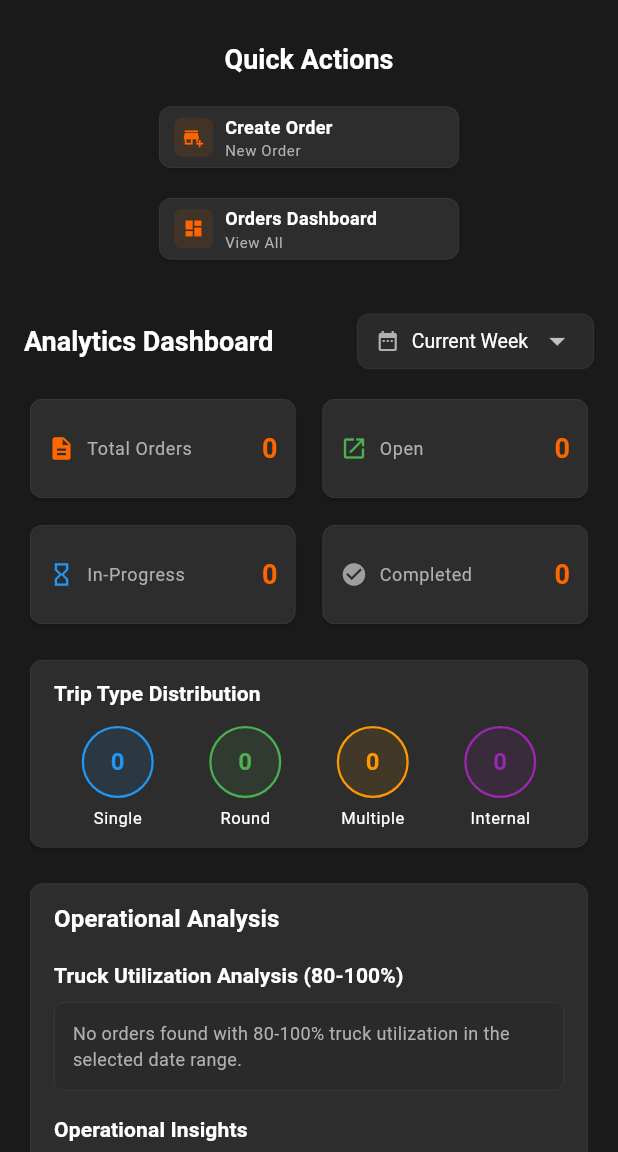
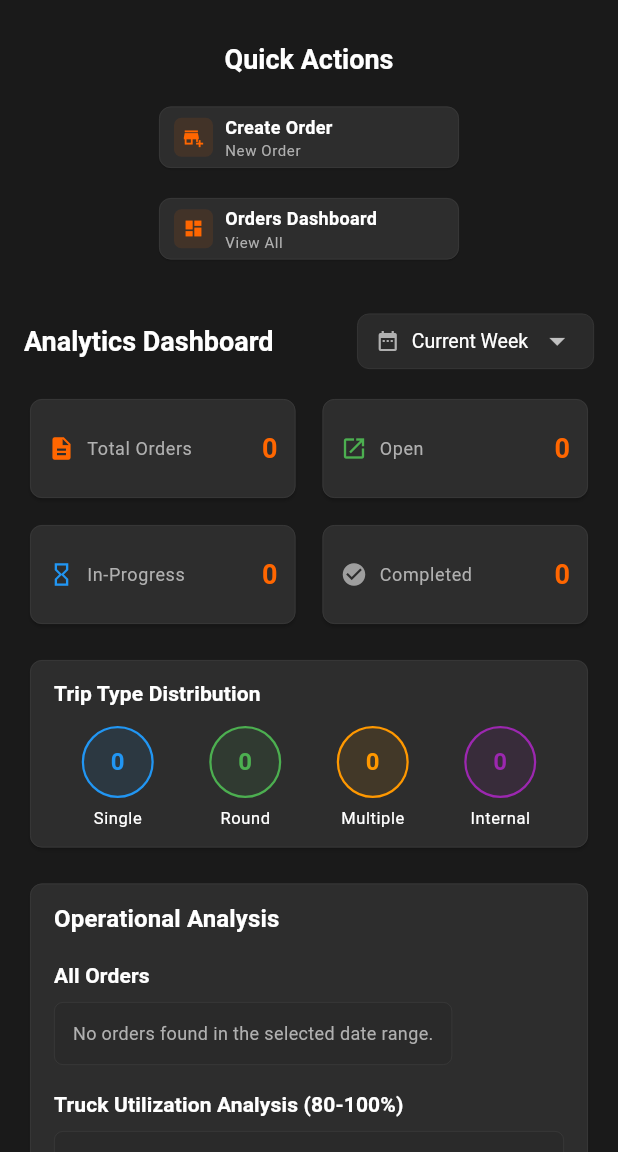
Before and after one commit to AI-APP-FREELANCER/soliflextransportwebandmobile, a Flutter app: the HomeScreen screen opened by its route, on a phone screen of 412 x 824 dp, the part 84-1236 px from its top. Run offline on Flutter 3.47's test engine with Material 3 defaults, Android fonts, the phone set to English and light mode, and no system bars; our stand-ins replace shared_preferences; missing offline and left inert: dart:html; accounts and stored records are empty; network calls fail.

Commit message:
Add All Orders section to Home dashboard, exported one row per order
The existing three Export buttons (Truck Utilization, Financial
Breakdown, Low Utilization) each export a filtered subset or a
trip-type-grouped summary -- never a full per-order dump. A customer
comparing "Total Orders" against any of those exports would always see
fewer rows, even though nothing was actually being dropped.

Adds an All Orders table + export using the same filteredOrders list
(currently the date-range filter; ready to pick up a future search
filter the same way) that drives every other section on this
dashboard, so its count and export always match Total Orders exactly.

Verified end-to-end against a local backend with real order data: the
new section showed "All Orders (52)" matching the Total Orders stat
card, and the export button fires without error.

Co-Authored-By: Claude Sonnet 5 <noreply@anthropic.com>

```diff
--- a/lib/screens/home_screen.dart
+++ b/lib/screens/home_screen.dart
@@ -1020,6 +1020,11 @@ class _HomeScreenState extends State<HomeScreen> with WidgetsBindingObserver, Ro
                   ),
             ),
             const SizedBox(height: 16),
+            // All Orders -- every order in the currently applied filter
+            // (date range, or a future search filter), one row per order.
+            // Unlike the sections below, this always matches "Total Orders".
+            _buildAllOrdersTable(context, filteredOrders),
+            const SizedBox(height: 16),
             // Utilization Analysis Table
             _buildUtilizationAnalysisTable(context, filteredOrders),
             if (showFinancialBreakdown) ...[
@@ -1032,6 +1037,140 @@ class _HomeScreenState extends State<HomeScreen> with WidgetsBindingObserver, Ro
           ],
         ),
       ),
+    );
+  }
+
+  Widget _buildAllOrdersTable(BuildContext context, List<OrderModel> orders) {
+    if (orders.isEmpty) {
+      return Column(
+        crossAxisAlignment: CrossAxisAlignment.start,
+        children: [
+          Text(
+            'All Orders',
+            style: Theme.of(context).textTheme.titleSmall?.copyWith(
+                  color: AppTheme.textPrimary,
+                  fontWeight: FontWeight.bold,
+                  fontSize: 14,
+                ),
+          ),
+          const SizedBox(height: 8),
+          Container(
+            padding: const EdgeInsets.all(12),
+            decoration: BoxDecoration(
+              color: AppTheme.darkSurface,
+              borderRadius: BorderRadius.circular(6),
+              border: Border.all(color: AppTheme.darkBorder, width: 0.5),
+            ),
+            child: const Text(
+              'No orders found in the selected date range.',
+              style: TextStyle(
+                color: AppTheme.textSecondary,
+                fontSize: 12,
+              ),
+            ),
+          ),
+        ],
+      );
+    }
+
+    return Column(
+      crossAxisAlignment: CrossAxisAlignment.start,
+      children: [
+        Row(
+          children: [
+            Expanded(
+              child: Text(
+                'All Orders (${orders.length})',
+                style: Theme.of(context).textTheme.titleSmall?.copyWith(
+                      color: AppTheme.textPrimary,
+                      fontWeight: FontWeight.bold,
+                      fontSize: 14,
+                    ),
+              ),
+            ),
+            TextButton.icon(
+              onPressed: () {
+                final rows = <List<dynamic>>[
+                  ['Order ID', 'Date', 'Source', 'Destination', 'Vehicle', 'Trip Type', 'Weight (kg)', 'Invoice Amount (₹)', 'Toll Charges (₹)', 'Status'],
+                  ...orders.map((o) => [
+                        o.orderId,
+                        o.effectiveDate != null ? _formatDate(o.effectiveDate!) : 'N/A',
+                        o.source,
+                        o.destination,
+                        o.vehicleNumber ?? '',
+                        o.tripType,
+                        o.getTotalWeight(),
+                        o.getTotalInvoiceAmount(),
+                        o.getTotalTollCharges(),
+                        o.orderStatus,
+                      ]),
+                ];
+                ExportUtils.downloadCsv('all_orders_${_dateRangeFileSuffix()}.csv', rows);
+              },
+              icon: const Icon(Icons.download, size: 14),
+              label: const Text('Export', style: TextStyle(fontSize: 12)),
+              style: TextButton.styleFrom(
+                foregroundColor: AppTheme.primaryOrange,
+                padding: const EdgeInsets.symmetric(horizontal: 8, vertical: 4),
+              ),
+            ),
+          ],
+        ),
+        const SizedBox(height: 8),
+        Container(
+          constraints: const BoxConstraints(maxHeight: 260),
+          decoration: BoxDecoration(
+            color: AppTheme.darkSurface,
+            borderRadius: BorderRadius.circular(6),
+            border: Border.all(color: AppTheme.darkBorder, width: 0.5),
+          ),
+          child: ListView.separated(
+            shrinkWrap: true,
+            itemCount: orders.length,
+            separatorBuilder: (context, index) => Divider(height: 1, color: AppTheme.darkBorder),
+            itemBuilder: (context, index) {
+              final order = orders[index];
+              return Padding(
+                padding: const EdgeInsets.symmetric(horizontal: 12, vertical: 8),
+                child: Row(
+                  children: [
+                    Expanded(
+                      flex: 2,
+                      child: Text(
+                        order.orderId,
+                        style: const TextStyle(color: AppTheme.textPrimary, fontSize: 12, fontWeight: FontWeight.w600),
+                      ),
+                    ),
+                    Expanded(
+                      flex: 2,
+                      child: Text(
+                        order.effectiveDate != null ? _formatDate(order.effectiveDate!) : 'N/A',
+                        style: const TextStyle(color: AppTheme.textSecondary, fontSize: 12),
+                      ),
+                    ),
+                    Expanded(
+                      flex: 3,
+                      child: Text(
+                        '${order.source} → ${order.destination}',
+                        style: const TextStyle(color: AppTheme.textSecondary, fontSize: 12),
+                        overflow: TextOverflow.ellipsis,
+                      ),
+                    ),
+                    Expanded(
+                      flex: 2,
+                      child: Text(
+                        order.orderStatus,
+                        textAlign: TextAlign.end,
+                        style: const TextStyle(color: AppTheme.textSecondary, fontSize: 12),
+                      ),
+                    ),
+                  ],
+                ),
+              );
+            },
+          ),
+        ),
+      ],
     );
   }
 
```
